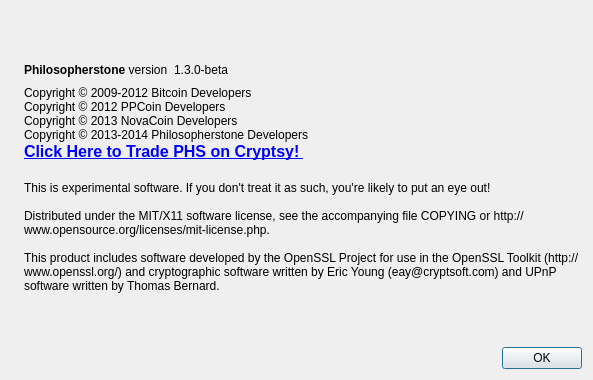
philosopherstonecoin/philosopherstone, file src/qt/forms/aboutdialog.ui: the form before one commit.
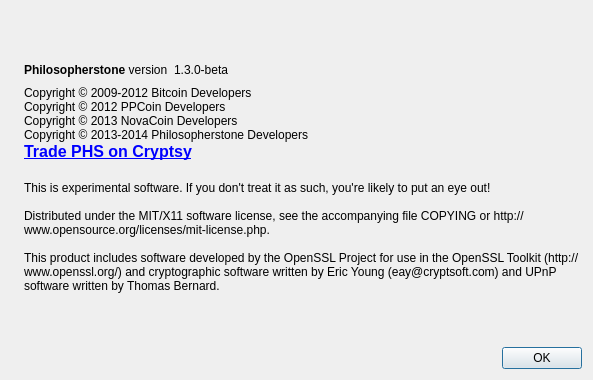
The form after the commit. Icons and pictures are not drawn.

Patch:
```diff
--- a/src/qt/forms/aboutdialog.ui
+++ b/src/qt/forms/aboutdialog.ui
@@ -91,7 +91,7 @@
         <cursorShape>IBeamCursor</cursorShape>
        </property>
        <property name="text">
-        <string>&lt;html&gt;&lt;head/&gt;&lt;body&gt;&lt;p&gt;Copyright © 2009-2012 Bitcoin Developers&lt;br/&gt;Copyright © 2012 PPCoin Developers&lt;br/&gt;Copyright © 2013 NovaCoin Developers &lt;br/&gt;Copyright © 2013-2014 Philosopherstone Developers &lt;a href=&quot;https://www.cryptsy.com/users/register?refid=8564&quot;&gt;&lt;span style=&quot; text-decoration: underline; color:#0000ff;&quot;&gt;&lt;br/&gt;&lt;/span&gt;&lt;/a&gt;&lt;a href=&quot;https://www.cryptsy.com/users/register?refid=8564&quot;&gt;&lt;span style=&quot; font-size:12pt; font-weight:600; text-decoration: underline; color:#0000ff;&quot;&gt;Click Here to Trade PHS on Cryptsy! &lt;/span&gt;&lt;/a&gt;&lt;/p&gt;&lt;/body&gt;&lt;/html&gt;</string>
+        <string>&lt;html&gt;&lt;head/&gt;&lt;body&gt;&lt;p&gt;Copyright © 2009-2012 Bitcoin Developers&lt;br/&gt;Copyright © 2012 PPCoin Developers&lt;br/&gt;Copyright © 2013 NovaCoin Developers &lt;br/&gt;Copyright © 2013-2014 Philosopherstone Developers &lt;a href=&quot;https://www.cryptsy.com/users/register?refid=8564&quot;&gt;&lt;span style=&quot; text-decoration: underline; color:#0000ff;&quot;&gt;&lt;br/&gt;&lt;/span&gt;&lt;/a&gt;&lt;a href=&quot;https://www.cryptsy.com/users/register?refid=8564&quot;&gt;&lt;span style=&quot; font-size:12pt; font-weight:600; text-decoration: underline; color:#0000ff;&quot;&gt;Trade PHS on Cryptsy&lt;/span&gt;&lt;/a&gt;&lt;/p&gt;&lt;/body&gt;&lt;/html&gt;</string>
        </property>
        <property name="textFormat">
         <enum>Qt::RichText</enum>
```
